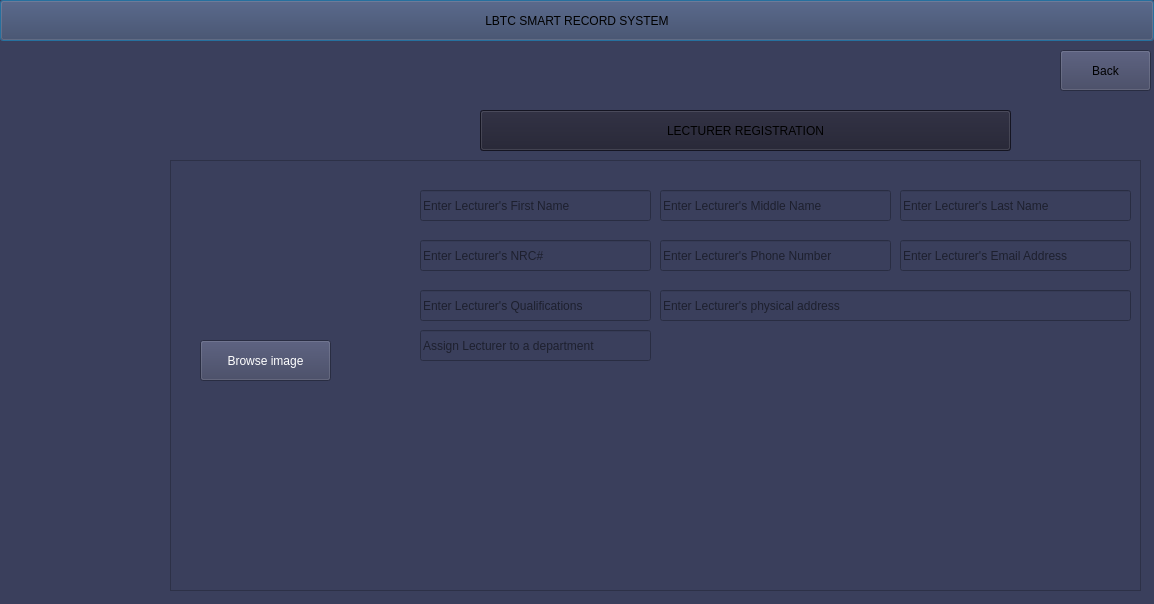
The window that registerlecturer.ui (Rabsoninnora/SmartRecordLBTC) describes before a commit, drawn with Qt 5.
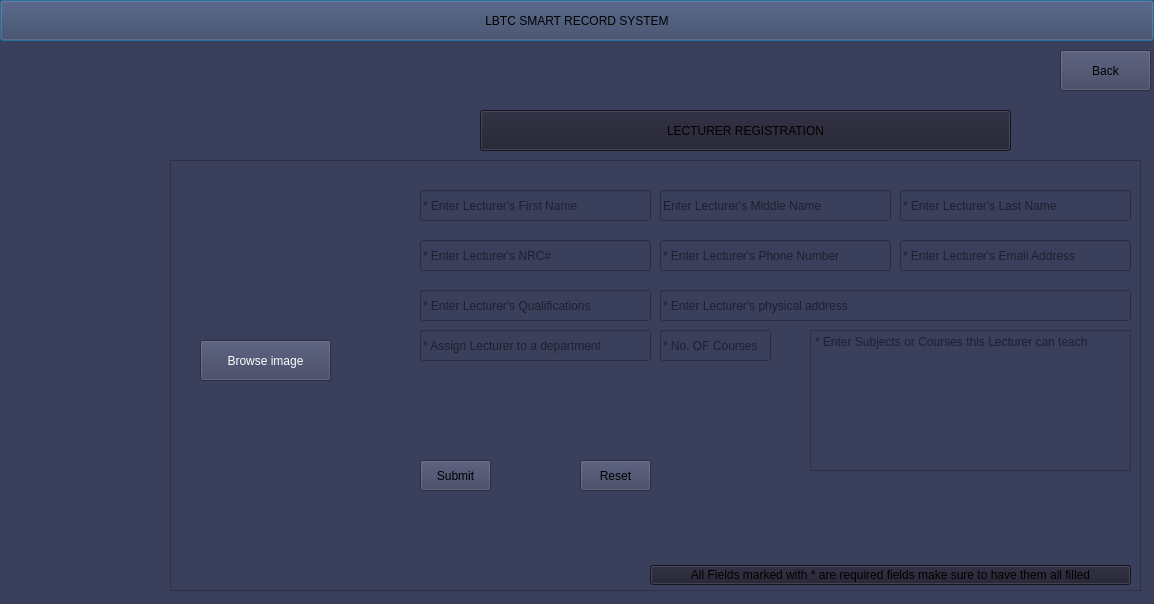
The same window after the commit. Icons and pictures are not drawn.

Commit message: worked on view lecturer

```diff
--- a/registerlecturer.ui
+++ b/registerlecturer.ui
@@ -73,7 +73,7 @@
      </rect>
     </property>
     <property name="placeholderText">
-     <string>Enter Lecturer's First Name</string>
+     <string>* Enter Lecturer's First Name</string>
     </property>
    </widget>
    <widget class="QLineEdit" name="lineEdit_Mname">
@@ -99,7 +99,7 @@
      </rect>
     </property>
     <property name="placeholderText">
-     <string>Enter Lecturer's Last Name</string>
+     <string>* Enter Lecturer's Last Name</string>
     </property>
    </widget>
    <widget class="QLineEdit" name="lineEdit_NRC">
@@ -112,7 +112,7 @@
      </rect>
     </property>
     <property name="placeholderText">
-     <string>Enter Lecturer's NRC#</string>
+     <string>* Enter Lecturer's NRC#</string>
     </property>
    </widget>
    <widget class="QLineEdit" name="lineEdit_Phone">
@@ -125,7 +125,7 @@
      </rect>
     </property>
     <property name="placeholderText">
-     <string>Enter Lecturer's Phone Number</string>
+     <string>* Enter Lecturer's Phone Number</string>
     </property>
    </widget>
    <widget class="QLineEdit" name="lineEdit_Email">
@@ -138,7 +138,7 @@
      </rect>
     </property>
     <property name="placeholderText">
-     <string>Enter Lecturer's Email Address</string>
+     <string>* Enter Lecturer's Email Address</string>
     </property>
    </widget>
    <widget class="QLineEdit" name="lineEdit_Qualification">
@@ -151,7 +151,7 @@
      </rect>
     </property>
     <property name="placeholderText">
-     <string>Enter Lecturer's Qualifications</string>
+     <string>* Enter Lecturer's Qualifications</string>
     </property>
    </widget>
    <widget class="QLineEdit" name="lineEdit_Physical_Address">
@@ -164,7 +164,7 @@
      </rect>
     </property>
     <property name="placeholderText">
-     <string>Enter Lecturer's physical address</string>
+     <string>* Enter Lecturer's physical address</string>
     </property>
    </widget>
    <widget class="QPushButton" name="btn_browse_image">
@@ -223,7 +223,75 @@
      </rect>
     </property>
     <property name="placeholderText">
-     <string>Assign Lecturer to a department</string>
+     <string>* Assign Lecturer to a department</string>
+    </property>
+   </widget>
+   <widget class="QLineEdit" name="lineEdit_Lecturer_No_Courses">
+    <property name="geometry">
+     <rect>
+      <x>490</x>
+      <y>170</y>
+      <width>111</width>
+      <height>31</height>
+     </rect>
+    </property>
+    <property name="placeholderText">
+     <string>* No. OF Courses</string>
+    </property>
+   </widget>
+   <widget class="QPlainTextEdit" name="plainTextEdit_Subjects">
+    <property name="geometry">
+     <rect>
+      <x>640</x>
+      <y>170</y>
+      <width>321</width>
+      <height>141</height>
+     </rect>
+    </property>
+    <property name="placeholderText">
+     <string>* Enter Subjects or Courses this Lecturer can teach</string>
+    </property>
+   </widget>
+   <widget class="QPushButton" name="pushButton_2">
+    <property name="geometry">
+     <rect>
+      <x>480</x>
+      <y>405</y>
+      <width>481</width>
+      <height>20</height>
+     </rect>
+    </property>
+    <property name="styleSheet">
+     <string notr="true"> background-color: #1e1e2f;</string>
+    </property>
+    <property name="text">
+     <string>All Fields marked with * are required fields make sure to have them all filled</string>
+    </property>
+   </widget>
+   <widget class="QPushButton" name="btn_submit_lecturer">
+    <property name="geometry">
+     <rect>
+      <x>250</x>
+      <y>300</y>
+      <width>71</width>
+      <height>31</height>
+     </rect>
+    </property>
+    <property name="text">
+     <string>Submit</string>
+    </property>
+   </widget>
+   <widget class="QPushButton" name="btn_Reset_Lecturer">
+    <property name="geometry">
+     <rect>
+      <x>410</x>
+      <y>300</y>
+      <width>71</width>
+      <height>31</height>
+     </rect>
+    </property>
+    <property name="text">
+     <string>Reset</string>
     </property>
    </widget>
   </widget>
```
Left out of the diff: 4 changed lines with no effect on the pictures. The commit also changes 54 other files.
